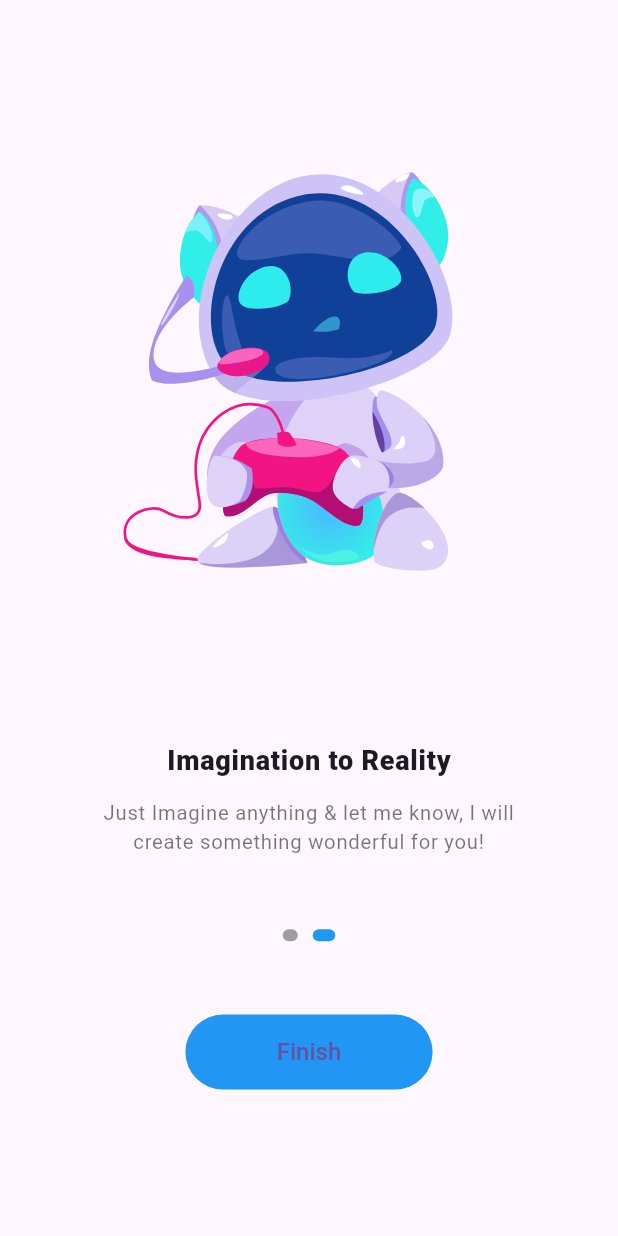
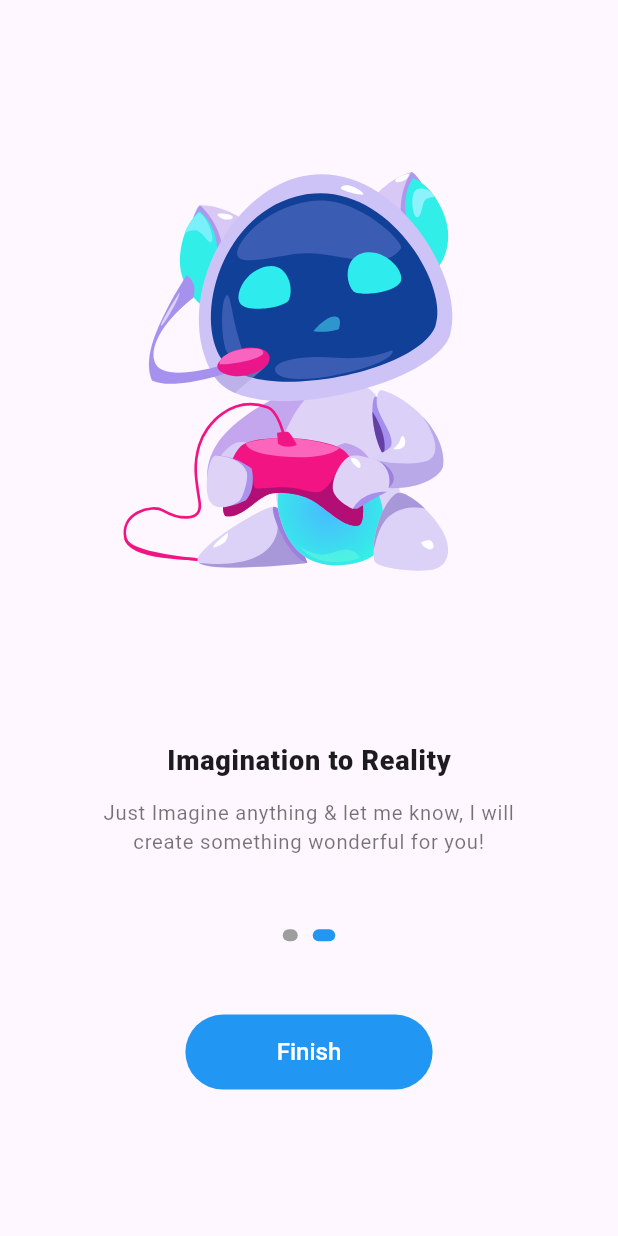
Before and after one commit to azzamaddouri/ai_assistant_using_gemini, a Flutter app: the screen it shows after launch, after a tap on "Next", on a phone screen of 412 x 824 dp. Run offline on Flutter 3.47's test engine with Material 3 defaults, Android fonts, the phone set to English and light mode, and no system bars; our stand-ins replace appwrite, flutter_animate, flutter_spinkit, get, hive_flutter, image_picker and 1 more; accounts and stored records are empty; network calls fail; project files that could hold a hidden picture were left out.

Commit message:
Updated UI Design !

```diff
--- a/lib/screen/splash_screen.dart
+++ b/lib/screen/splash_screen.dart
@@ -18,7 +18,7 @@ class _SplashScreenState extends State<SplashScreen> {
   void initState() {
     super.initState();
     // Wait for some timeon splash then move to next screen
-    Future.delayed(const Duration(seconds: 2), () {
+    Future.delayed(const Duration(seconds: 7), () {
       Get.off(() =>
           Pref.showOnboarding ? const OnboardingScreen() : const HomeScreen());
       //   Navigator.of(context).pushReplacement(MaterialPageRoute(
@@ -40,6 +40,7 @@ class _SplashScreenState extends State<SplashScreen> {
             const Spacer(flex: 2),
             Center(
               child: Card(
+                color: Colors.cyan,
                 shape: const RoundedRectangleBorder(
                     borderRadius: BorderRadius.all(Radius.circular(20))),
                 child: Padding(
--- a/lib/widget/custom_btn.dart
+++ b/lib/widget/custom_btn.dart
@@ -18,6 +18,9 @@ class CustomBtn extends StatelessWidget {
             textStyle:
                 const TextStyle(fontSize: 16, fontWeight: FontWeight.w500),
             minimumSize: Size(mq.width * .4, 50)),
-        child: Text(text));
+        child: Text(
+          text,
+          style: const TextStyle(color: Colors.white),
+        ));
   }
 }
```
Lines whose indentation alone changed are shown as unchanged.
